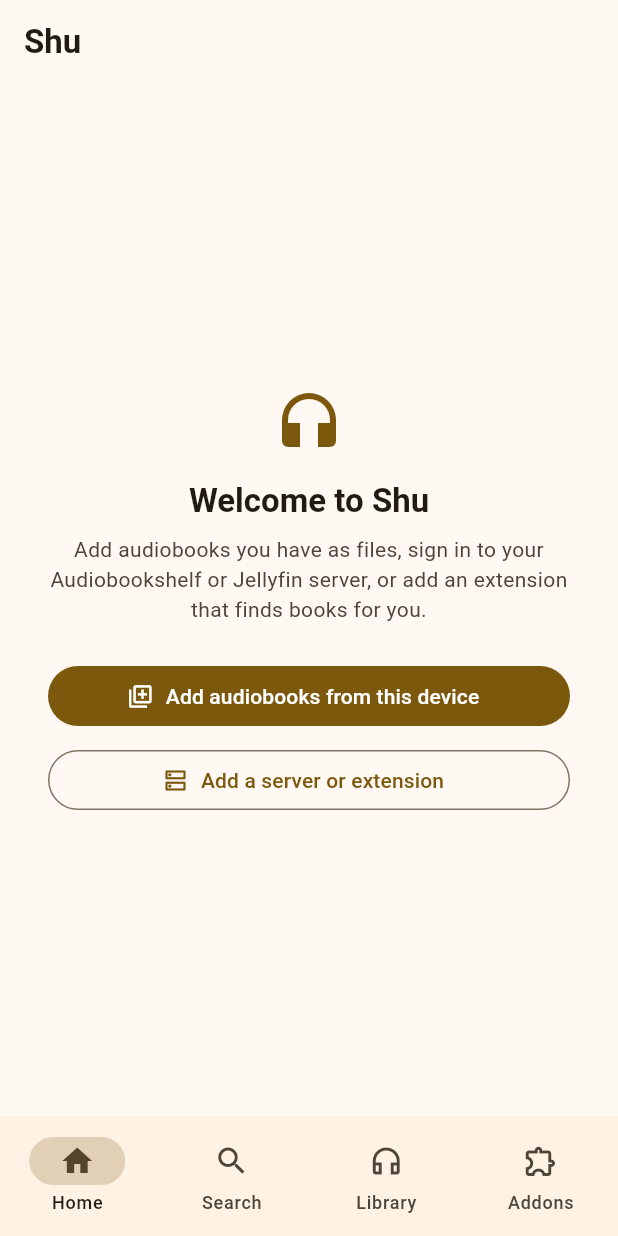
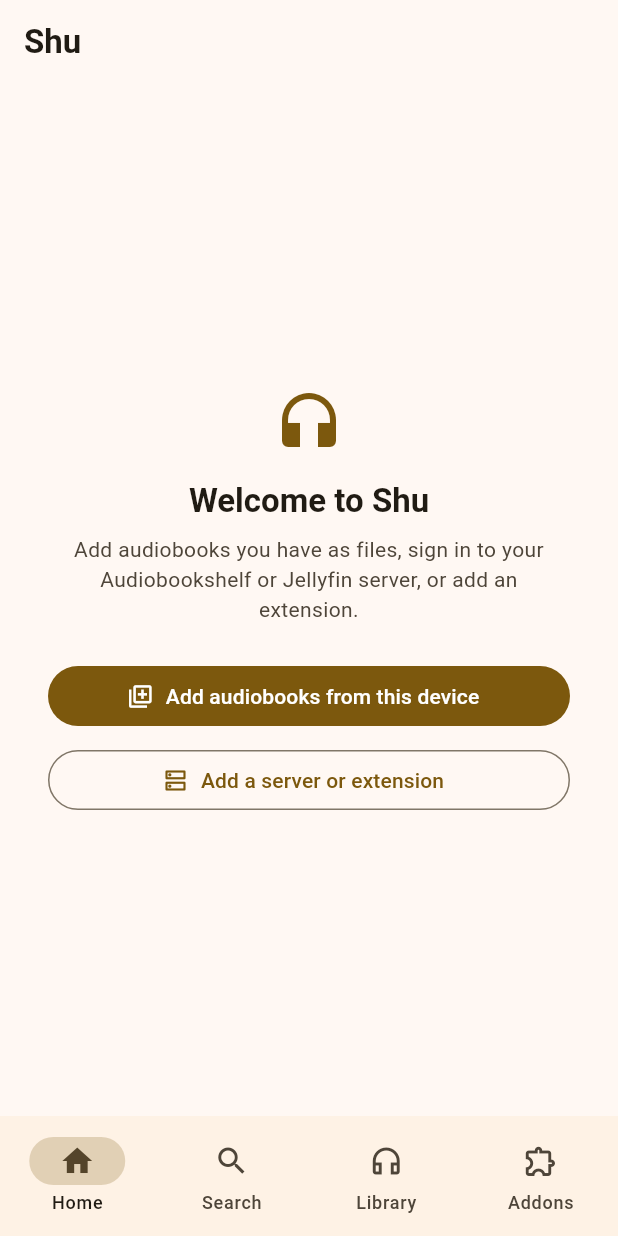
Before and after one commit to mtgims/shu, a Flutter app: the screen it shows after launch, on a phone screen of 412 x 824 dp. Run offline on Flutter 3.47's test engine with Material 3 defaults, Android fonts, the phone set to English and light mode, and no system bars; our stand-ins replace audio_service, file_picker, just_audio, shared_preferences; missing offline and left inert: audio_metadata_reader, dart:ffi, flutter_js, just_audio_media_kit.

Commit message:
Neutral wording on the welcome screen and in the extension docs

```diff
--- a/lib/screens/home_screen.dart
+++ b/lib/screens/home_screen.dart
@@ -274,7 +274,7 @@
               const SizedBox(height: 8),
               Text(
                 'Add audiobooks you have as files, sign in to your Audiobookshelf or Jellyfin '
-                'server, or add an extension that finds books for you.',
+                'server, or add an extension.',
                 textAlign: TextAlign.center,
                 style: theme.textTheme.bodyMedium?.copyWith(
                   color: theme.colorScheme.onSurfaceVariant,
--- a/pubspec.yaml
+++ b/pubspec.yaml
@@ -1,7 +1,7 @@
 name: audiobooks
 description: "Audiobook player with JavaScript extensions."
 publish_to: 'none'
-version: 0.3.0+5
+version: 0.3.1+6
 
 environment:
   sdk: ^3.13.3
```
Also changed, not shown: 3 other files.
